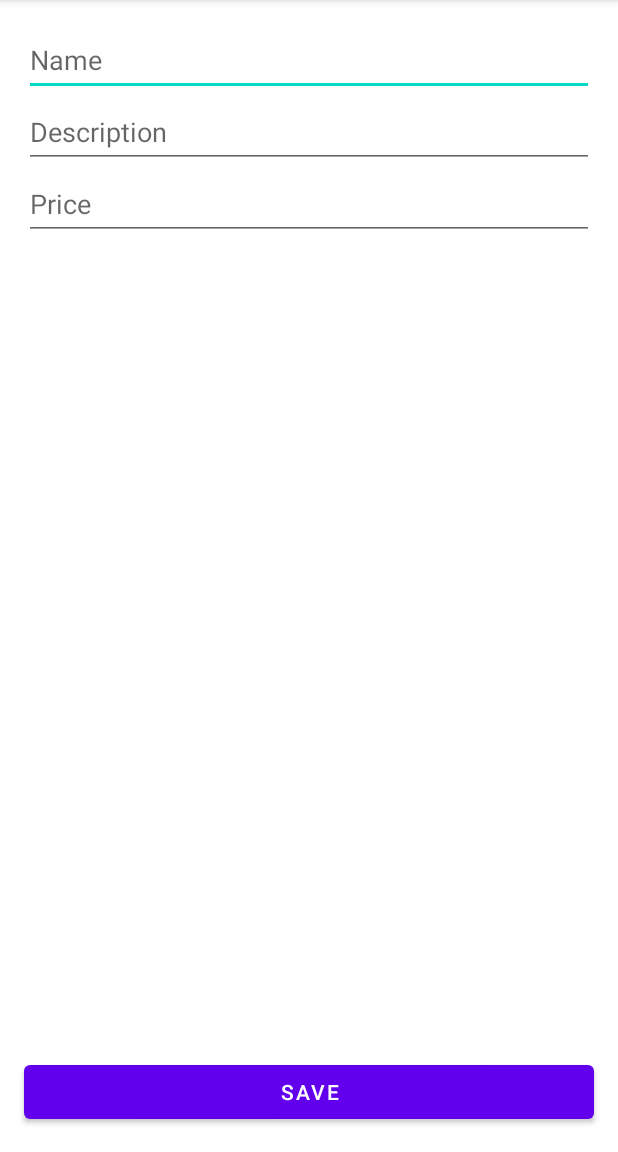
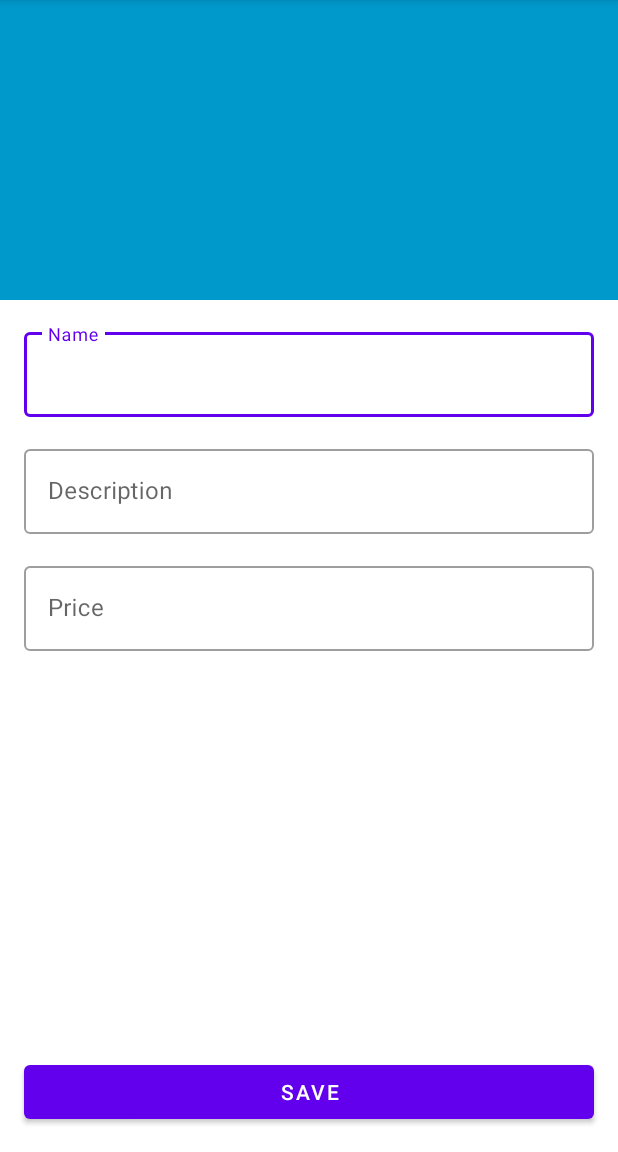
Before and after one commit to LuizSSampaio/orgs, an Android app: the ProductFormActivity screen opened directly, with no data from a screen before it, on a phone screen of 412 x 824 dp, the part 84-1236 px from its top. Run offline under Robolectric (Android 15) with nearby library versions, the phone set to English and light mode, and no system bars.

Commit message:
:rocket:style: Changed editText to material TextInput with outline box

```diff
--- a/app/src/main/res/layout/activity_product_form.xml
+++ b/app/src/main/res/layout/activity_product_form.xml
@@ -11,48 +11,85 @@
         android:layout_height="wrap_content"
         tools:context=".ui.activity.ProductFormActivity">
 
-        <EditText
-            android:id="@+id/editName"
+        <ImageView
+            android:id="@+id/imageSelector"
             android:layout_width="0dp"
+            android:layout_height="200dp"
+            android:importantForAccessibility="no"
+            android:scaleType="centerCrop"
+            app:layout_constraintEnd_toEndOf="parent"
+            app:layout_constraintHorizontal_bias="0.0"
+            app:layout_constraintStart_toStartOf="parent"
+            app:layout_constraintTop_toTopOf="parent"
+            android:src="@android:color/holo_blue_dark"
+            tools:srcCompat="@tools:sample/backgrounds/scenic" />
+
+        <com.google.android.material.textfield.TextInputLayout
+            android:id="@+id/nameInputLayout"
+            style="@style/Widget.MaterialComponents.TextInputLayout.OutlinedBox"
+            android:layout_width="match_parent"
             android:layout_height="wrap_content"
             android:layout_marginHorizontal="16dp"
             android:layout_marginTop="16dp"
             android:hint="@string/editName"
-            android:importantForAutofill="no"
-            android:inputType="text"
             android:minHeight="48dp"
             app:layout_constraintEnd_toEndOf="parent"
             app:layout_constraintStart_toStartOf="parent"
-            app:layout_constraintTop_toTopOf="parent"
-            tools:ignore="VisualLintTextFieldSize" />
+            app:layout_constraintTop_toBottomOf="@id/imageSelector">
 
-        <EditText
-            android:id="@+id/editDescription"
+            <com.google.android.material.textfield.TextInputEditText
+                android:id="@+id/editName"
+                android:layout_width="match_parent"
+                android:layout_height="wrap_content"
+                android:importantForAutofill="no"
+                android:inputType="text"
+                tools:ignore="VisualLintTextFieldSize" />
+
+        </com.google.android.material.textfield.TextInputLayout>
+
+        <com.google.android.material.textfield.TextInputLayout
+            android:id="@+id/descriptionInputLayout"
+            style="@style/Widget.MaterialComponents.TextInputLayout.OutlinedBox"
             android:layout_width="0dp"
             android:layout_height="wrap_content"
-            android:layout_marginHorizontal="16dp"
+            android:layout_marginTop="16dp"
             android:hint="@string/editDescription"
-            android:importantForAutofill="no"
-            android:inputType="text"
             android:minHeight="48dp"
-            app:layout_constraintEnd_toEndOf="parent"
-            app:layout_constraintStart_toStartOf="parent"
-            app:layout_constraintTop_toBottomOf="@id/editName"
-            tools:ignore="VisualLintTextFieldSize" />
+            app:layout_constraintEnd_toEndOf="@id/nameInputLayout"
+            app:layout_constraintStart_toStartOf="@id/nameInputLayout"
+            app:layout_constraintTop_toBottomOf="@id/nameInputLayout">
 
-        <EditText
-            android:id="@+id/editPrice"
+            <com.google.android.material.textfield.TextInputEditText
+                android:id="@+id/editDescription"
+                android:layout_width="match_parent"
+                android:layout_height="wrap_content"
+                android:importantForAutofill="no"
+                android:inputType="text"
+                tools:ignore="VisualLintTextFieldSize" />
+
+        </com.google.android.material.textfield.TextInputLayout>
+
+        <com.google.android.material.textfield.TextInputLayout
+            android:id="@+id/priceInputLayout"
+            style="@style/Widget.MaterialComponents.TextInputLayout.OutlinedBox"
             android:layout_width="0dp"
             android:layout_height="wrap_content"
-            android:layout_marginHorizontal="16dp"
+            android:layout_marginTop="16dp"
             android:hint="@string/editPrice"
-            android:importantForAutofill="no"
-            android:inputType="numberDecimal"
             android:minHeight="48dp"
-            app:layout_constraintEnd_toEndOf="parent"
-            app:layout_constraintStart_toStartOf="parent"
-            app:layout_constraintTop_toBottomOf="@id/editDescription"
-            tools:ignore="VisualLintTextFieldSize" />
+            app:layout_constraintEnd_toEndOf="@id/descriptionInputLayout"
+            app:layout_constraintStart_toStartOf="@id/descriptionInputLayout"
+            app:layout_constraintTop_toBottomOf="@id/descriptionInputLayout">
+
+            <com.google.android.material.textfield.TextInputEditText
+                android:id="@+id/editPrice"
+                android:layout_width="match_parent"
+                android:layout_height="wrap_content"
+                android:importantForAutofill="no"
+                android:inputType="numberDecimal"
+                tools:ignore="VisualLintTextFieldSize" />
+
+        </com.google.android.material.textfield.TextInputLayout>
 
         <Button
             android:id="@+id/saveButton"
@@ -63,7 +100,7 @@
             app:layout_constraintBottom_toBottomOf="parent"
             app:layout_constraintEnd_toEndOf="parent"
             app:layout_constraintStart_toStartOf="parent"
-            app:layout_constraintTop_toBottomOf="@id/editPrice"
+            app:layout_constraintTop_toBottomOf="@id/priceInputLayout"
             app:layout_constraintVertical_bias="1"
             tools:ignore="VisualLintButtonSize" />
 
```
